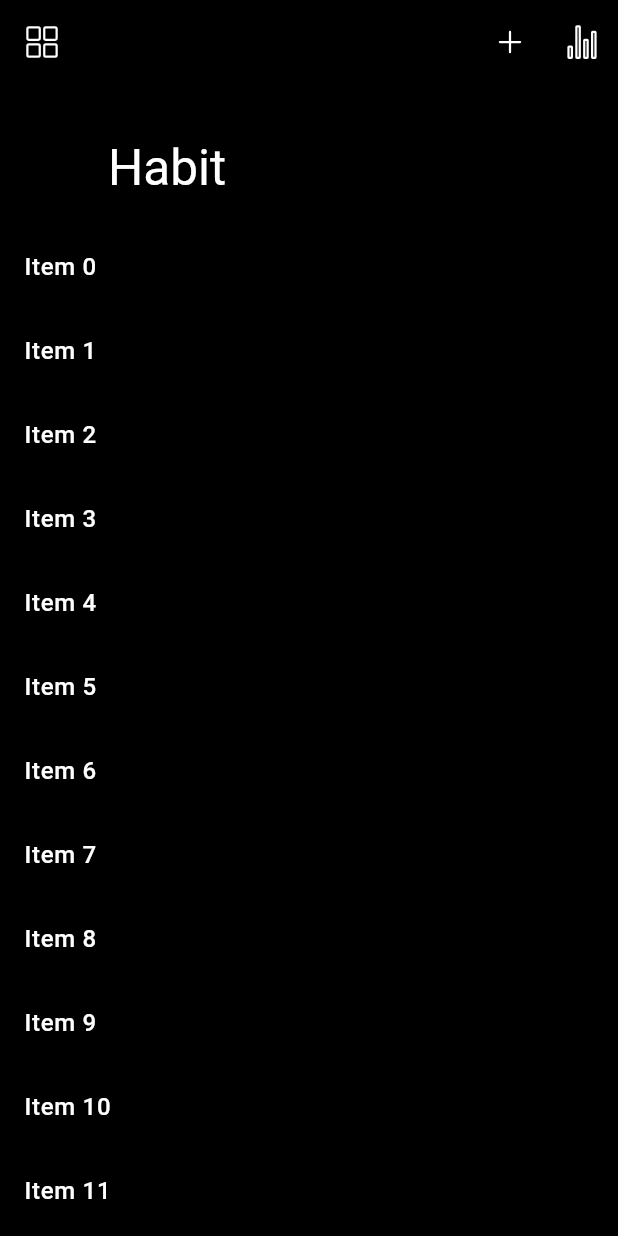
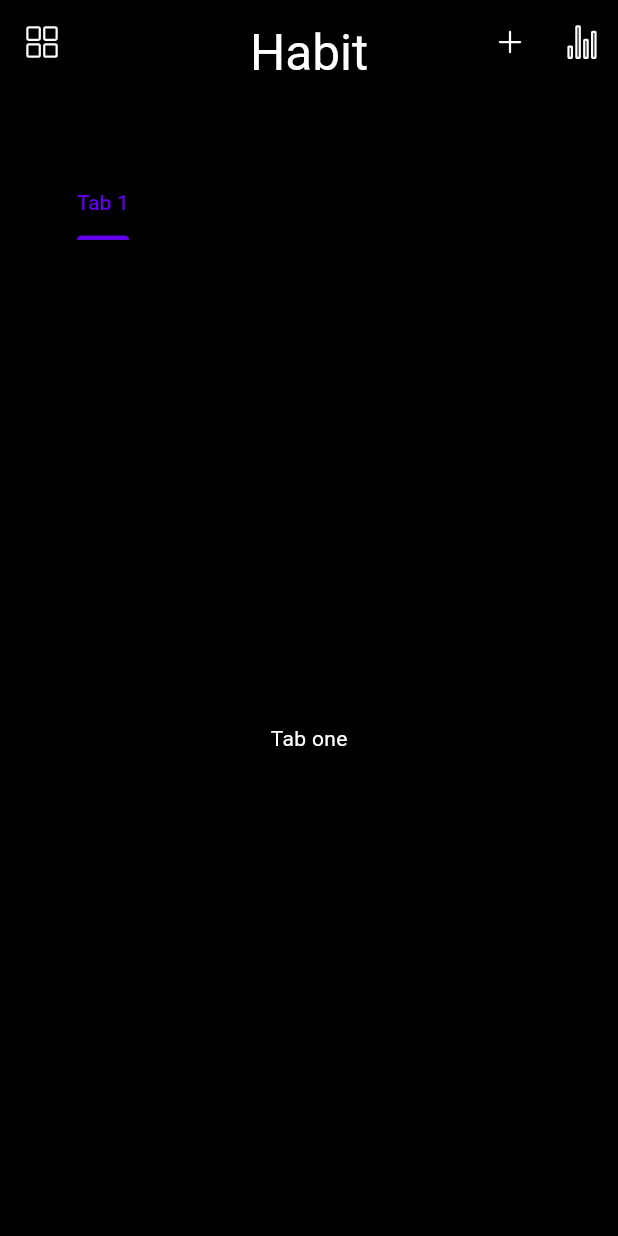
Before and after one commit to sanjay123-321/Habit, a Flutter app: the screen it shows after launch, on a phone screen of 412 x 824 dp. Run offline on Flutter 3.47's test engine with Material 3 defaults, Android fonts, the phone set to English and light mode, and no system bars; our stand-ins replace flutter_bloc, ionicons.

Commit message:
UI: Main screen UI

```diff
--- a/lib/modules/home/home_screen.dart
+++ b/lib/modules/home/home_screen.dart
@@ -1,31 +1,46 @@
 import 'package:flutter/material.dart';
-import 'package:habit/utils/constants.dart';
+import 'package:habit/modules/home/component/sliver_app_bar.dart';
+import 'package:habit/utils/language_string.dart';
+import 'package:habit/widgets/capitalize_words.dart';
+import 'package:habit/widgets/home_floating_action_button.dart';
 
-import 'component/sliver_app_bar.dart';
+class HomeScreen extends StatefulWidget {
+  @override
+  _HomeScreenState createState() => _HomeScreenState();
+}
 
-class HomeScreen extends StatelessWidget {
-  const HomeScreen({super.key});
+class _HomeScreenState extends State<HomeScreen>
+    with SingleTickerProviderStateMixin {
+  late TabController controller;
+
+  @override
+  void initState() {
+    super.initState();
+    controller = TabController(
+      length: 3,
+      vsync: this,
+    );
+  }
 
   @override
   Widget build(BuildContext context) {
     return Scaffold(
-      backgroundColor: themeBlackColor,
       body: CustomScrollView(
         slivers: <Widget>[
-          const HomeSliverAppbar(),
-          SliverList(
-            delegate: SliverChildBuilderDelegate(
-              (BuildContext context, int index) {
-                return ListTile(
-                  title: Text(
-                    'Item $index',
-                    style: TextStyle(color: whiteColor),
-                  ),
-                );
-              },
-              childCount: 50,
+          CustomAppBar(
+            controller: controller,
+          ),
+          SliverFillRemaining(
+            child: TabBarView(
+              controller: controller,
+              children: <Widget>[
+                Center(child: Text("Tab one")),
+                Center(child: Text("Tab two")),
+                Center(child: Text("Tab three")),
+              ],
             ),
           ),
+          // HomeNavigator(),
         ],
       ),
     );
--- a/lib/utils/language_string.dart
+++ b/lib/utils/language_string.dart
@@ -1,5 +1,3 @@
-import '../core/data/data_source/remote_data_source.dart';
-
 class Language {
   static String enabledLocation = 'Enabled_Location';
   static String appName = 'habit';
```
Also changed, not shown: lib/modules/home/component/sliver_app_bar.dart (+46 -32 lines), lib/widgets/home_floating_action_button.dart (added, +24 -0 lines).
